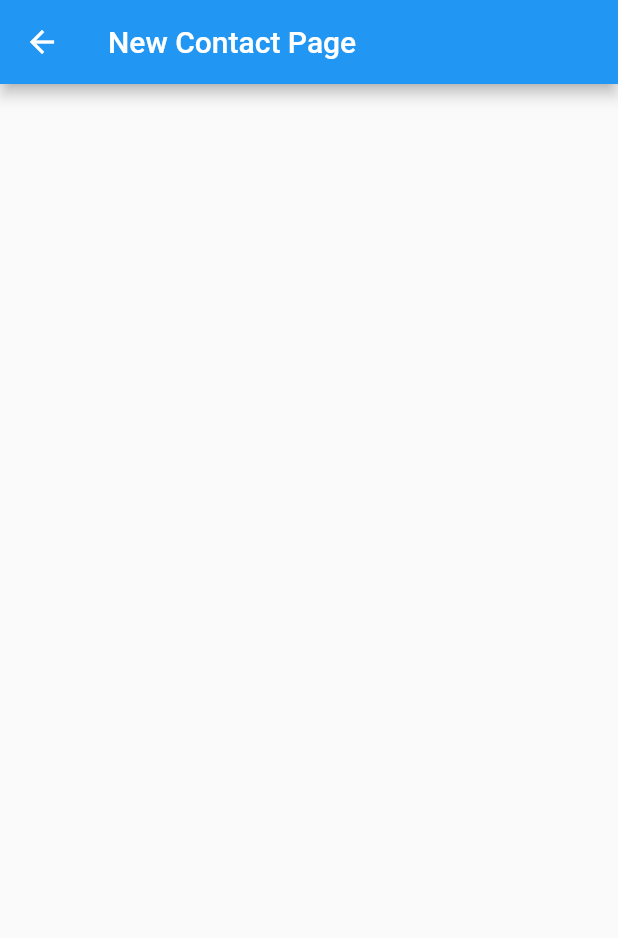
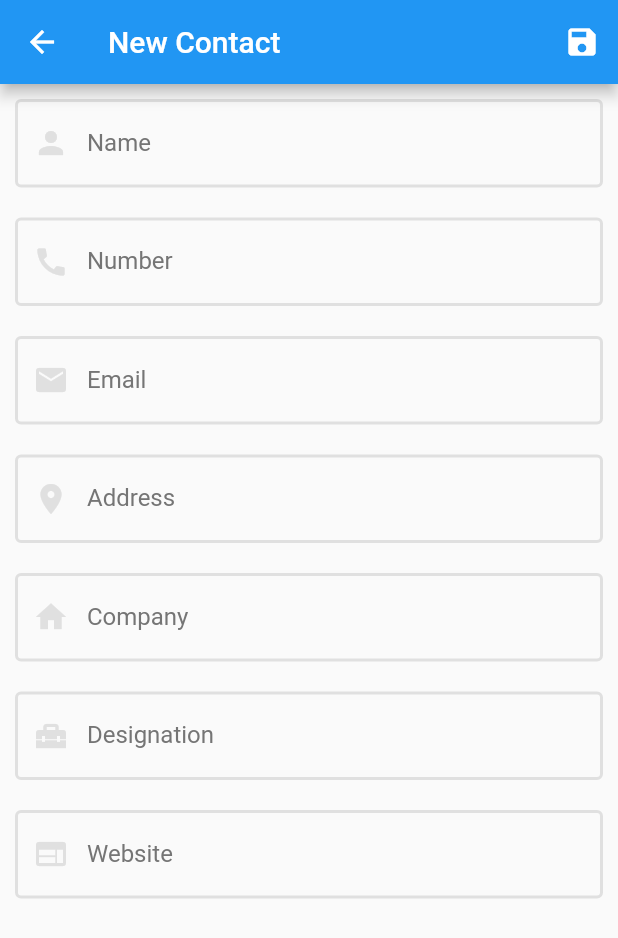
Before and after one commit to Ibrahim-K98han/all_project, a Flutter app: the NewContactPage screen opened directly, on a phone screen of 412 x 824 dp. Shown: the top 938 px of the screen. Run offline on Flutter 3.47's test engine with Material 2 defaults, Android fonts, the phone set to English and light mode, and no system bars.

Commit message:
all page added

```diff
--- /dev/null
+++ b/lib/custom_widgets/text_input_field.dart
@@ -0,0 +1,47 @@
+import 'package:flutter/material.dart';
+
+class textInputField extends StatelessWidget {
+  textInputField(
+      {Key? key,
+        required this.nameController,
+        required this.labelText,
+        this.validator,
+        required this.icon})
+      : super(key: key);
+
+  final TextEditingController nameController;
+  String labelText;
+  final Function(String?)? validator;
+  final Icon icon;
+
+  @override
+  Widget build(BuildContext context) {
+    return Padding(
+      padding: EdgeInsets.symmetric(horizontal: 10, vertical: 10),
+      child: TextFormField(
+        controller: nameController,
+        decoration: InputDecoration(
+            border: OutlineInputBorder(
+              borderSide: BorderSide(color: Colors.grey.shade300, width: 2),
+            ),
+            enabledBorder: OutlineInputBorder(
+              borderSide: BorderSide(color: Colors.grey.shade300, width: 2),
+            ),
+            focusedBorder: OutlineInputBorder(
+              borderSide: BorderSide(color: Colors.grey.shade300, width: 2),
+            ),
+            labelText: labelText,
+            labelStyle: TextStyle(color: Colors.grey.shade600),
+            prefixIcon: icon,
+            focusColor: Colors.grey.shade300,
+            prefixIconColor: Colors.grey.shade300),
+        validator: (value) {
+          if (value != null) {
+            return validator!(value);
+          }
+          return null;
+        },
+      ),
+    );
+  }
+}
--- /dev/null
+++ b/lib/model/contact_model.dart
@@ -0,0 +1,22 @@
+class ContactModel {
+  int? id;
+  String name;
+  String number;
+  String? email;
+  String? address;
+  String? company;
+  String? designation;
+  String? website;
+  bool isFavorite;
+
+  ContactModel({
+    this.id,
+    required this.name,
+    required this.number,
+    this.email,
+    this.address,
+    this.company,
+    this.designation,
+    this.website,
+    this.isFavorite = false});
+}
--- a/lib/pages/contact_details_page.dart
+++ b/lib/pages/contact_details_page.dart
@@ -11,7 +11,7 @@ class _ContactDetailsPageState extends State<ContactDetailsPage> {
   @override
   Widget build(BuildContext context) {
     return  Scaffold(
-      appBar: AppBar(title: Text('Contact Details Page'),),
+      appBar: AppBar(title: Text('Contact Details'),),
     );
   }
 }
--- a/lib/pages/new_contact_page.dart
+++ b/lib/pages/new_contact_page.dart
@@ -1,4 +1,6 @@
 import 'package:flutter/material.dart';
+
+import '../custom_widgets/text_input_field.dart';
 
 class NewContactPage extends StatefulWidget {
   static const String routeName = '/new_contact';
@@ -8,10 +10,118 @@ class NewContactPage extends StatefulWidget {
 }
 
 class _NewContactPageState extends State<NewContactPage> {
+  final nameController = TextEditingController();
+  final numberController = TextEditingController();
+  final emailController = TextEditingController();
+  final addressController = TextEditingController();
+  final companyController = TextEditingController();
+  final designationController = TextEditingController();
+  final websiteController = TextEditingController();
+  final form_key = GlobalKey<FormState>();
+
+  @override
+  void dispose() {
+    nameController.dispose();
+    numberController.dispose();
+    emailController.dispose();
+    addressController.dispose();
+    companyController.dispose();
+    designationController.dispose();
+    websiteController.dispose();
+    super.dispose();
+  }
+
   @override
   Widget build(BuildContext context) {
     return Scaffold(
-      appBar: AppBar(title: Text('New Contact Page'),),
+      appBar: AppBar(
+        title: const Text('New Contact'),
+        actions: [
+          IconButton(
+            onPressed: _saveContact,
+            icon: Icon(Icons.save),
+          )
+        ],
+      ),
+      body: Form(
+        key: form_key,
+        child: ListView(
+          children: [
+            textInputField(
+                nameController: nameController,
+                labelText: 'Name',
+                icon: Icon(Icons.person),
+                validator: (value) {
+                  if (value?.isEmpty ?? true) {
+                    return 'Enter your Name';
+                  }
+                  return null;
+                }),
+            textInputField(
+                nameController: nameController,
+                labelText: 'Number',
+                icon: Icon(Icons.call),
+                validator: (value) {
+                  if (value?.isEmpty ?? true) {
+                    return 'Enter your Number';
+                  }
+                  return null;
+                }),
+            textInputField(
+                nameController: nameController,
+                labelText: 'Email',
+                icon: Icon(Icons.email),
+                validator: (value) {
+                  if (value?.isEmpty ?? true) {
+                    return 'Enter your Email';
+                  }
+                  return null;
+                }),
+            textInputField(
+                nameController: nameController,
+                labelText: 'Address',
+                icon: Icon(Icons.location_on),
+                validator: (value) {
+                  if (value?.isEmpty ?? true) {
+                    return 'Enter your Address';
+                  }
+                  return null;
+                }),
+            textInputField(
+                nameController: nameController,
+                labelText: 'Company',
+                icon: Icon(Icons.home),
+                validator: (value) {
+                  if (value?.isEmpty ?? true) {
+                    return 'Enter your Company Name';
+                  }
+                  return null;
+                }),
+            textInputField(
+                nameController: nameController,
+                labelText: 'Designation',
+                icon: Icon(Icons.home_repair_service),
+                validator: (value) {
+                  if (value?.isEmpty ?? true) {
+                    return 'Enter your Designation';
+                  }
+                  return null;
+                }),
+            textInputField(
+                nameController: nameController,
+                labelText: 'Website',
+                icon: Icon(Icons.web),
+                validator: (value) {
+                  if (value?.isEmpty ?? true) {
+                    return 'Enter your Website';
+                  }
+                  return null;
+                }),
+          ],
+        ),
+      ),
     );
   }
+
+  void _saveContact() {}
 }
```
Also changed, not shown: lib/main.dart (+14 -2 lines), lib/pages/contact_list_page.dart (+12 -1 lines).
